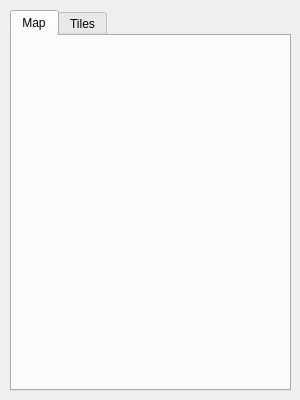
First picture: the form in Annchienta/games/editor/editor.ui, repository sago007/annchienta, before the edit.
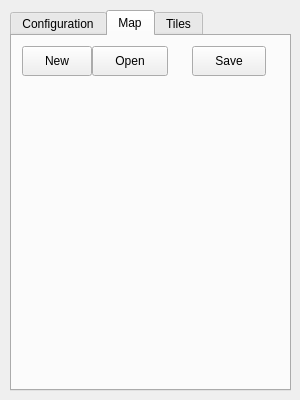
Second picture: the form after the edit. The open tabs and pages were chosen to show the change.

```diff
--- a/Annchienta/games/editor/editor.ui
+++ b/Annchienta/games/editor/editor.ui
@@ -36,10 +36,90 @@
    <property name="currentIndex" >
     <number>0</number>
    </property>
+   <widget class="QWidget" name="configurationTab" >
+    <attribute name="title" >
+     <string>Configuration</string>
+    </attribute>
+    <widget class="QLabel" name="label" >
+     <property name="geometry" >
+      <rect>
+       <x>10</x>
+       <y>10</y>
+       <width>160</width>
+       <height>20</height>
+      </rect>
+     </property>
+     <property name="text" >
+      <string>Game working directory:</string>
+     </property>
+    </widget>
+    <widget class="QLineEdit" name="selectGameDirectoryDisplay" >
+     <property name="geometry" >
+      <rect>
+       <x>10</x>
+       <y>30</y>
+       <width>251</width>
+       <height>31</height>
+      </rect>
+     </property>
+    </widget>
+    <widget class="QPushButton" name="selectGameDirectoryButton" >
+     <property name="geometry" >
+      <rect>
+       <x>10</x>
+       <y>60</y>
+       <width>251</width>
+       <height>30</height>
+      </rect>
+     </property>
+     <property name="text" >
+      <string>Browse</string>
+     </property>
+    </widget>
+   </widget>
    <widget class="QWidget" name="mapTab" >
     <attribute name="title" >
      <string>Map</string>
     </attribute>
+    <widget class="QPushButton" name="newMapButton" >
+     <property name="geometry" >
+      <rect>
+       <x>10</x>
+       <y>10</y>
+       <width>70</width>
+       <height>30</height>
+      </rect>
+     </property>
+     <property name="text" >
+      <string>New</string>
+     </property>
+    </widget>
+    <widget class="QPushButton" name="openMapButton" >
+     <property name="geometry" >
+      <rect>
+       <x>80</x>
+       <y>10</y>
+       <width>76</width>
+       <height>30</height>
+      </rect>
+     </property>
+     <property name="text" >
+      <string>Open</string>
+     </property>
+    </widget>
+    <widget class="QPushButton" name="saveMapButton" >
+     <property name="geometry" >
+      <rect>
+       <x>180</x>
+       <y>10</y>
+       <width>74</width>
+       <height>30</height>
+      </rect>
+     </property>
+     <property name="text" >
+      <string>Save</string>
+     </property>
+    </widget>
    </widget>
    <widget class="QWidget" name="tileTab" >
     <attribute name="title" >
```
